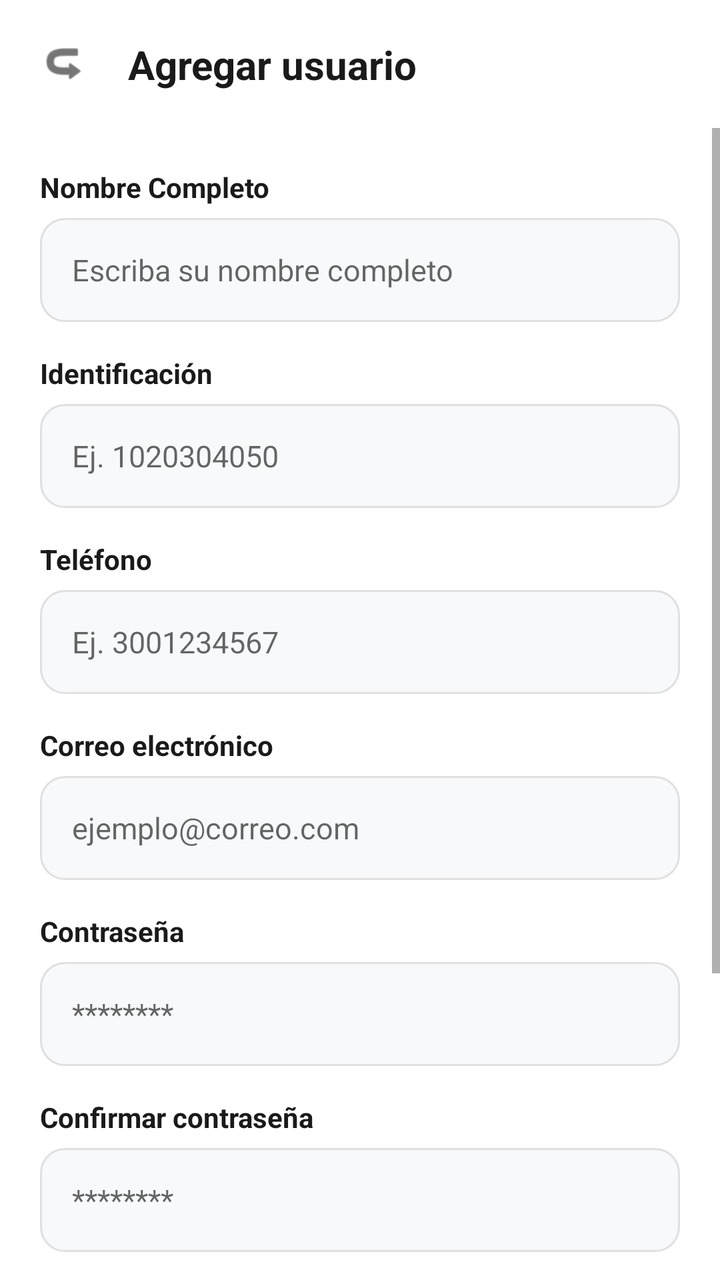
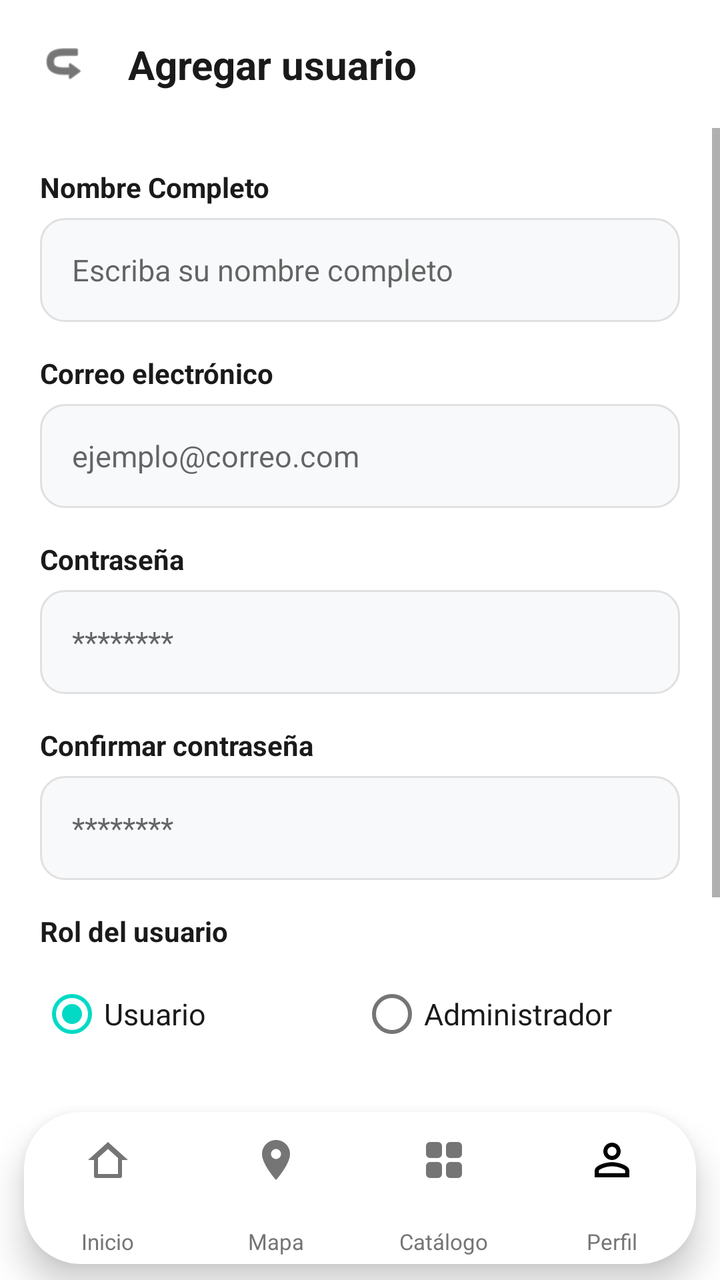

Compare the two renders of this Android layout. The source of the first and the diff that turns it into the second are given below.
<!-- AndroidManifest.xml: application theme Theme.MyApplication -->
<!-- res/layout/activity_add_edit_user.xml -->
<?xml version="1.0" encoding="utf-8"?>
<androidx.constraintlayout.widget.ConstraintLayout xmlns:android="http://schemas.android.com/apk/res/android"
    xmlns:app="http://schemas.android.com/apk/res-auto"
    xmlns:tools="http://schemas.android.com/tools"
    android:id="@+id/main"
    android:layout_width="match_parent"
    android:layout_height="match_parent"
    android:background="@color/white"
    tools:context=".AddEditUserActivity">

    
    <androidx.constraintlayout.widget.ConstraintLayout
        android:id="@+id/cl_top_bar"
        android:layout_width="match_parent"
        android:layout_height="64dp"
        android:paddingHorizontal="16dp"
        app:layout_constraintTop_toTopOf="parent">

        <ImageView
            android:id="@+id/iv_back"
            android:layout_width="32dp"
            android:layout_height="32dp"
            android:contentDescription="@null"
            android:padding="4dp"
            android:rotation="180"
            android:src="@android:drawable/ic_menu_revert"
            app:layout_constraintBottom_toBottomOf="parent"
            app:layout_constraintStart_toStartOf="parent"
            app:layout_constraintTop_toTopOf="parent"
            app:tint="@color/text_black" />

        <TextView
            android:id="@+id/tv_title"
            android:layout_width="wrap_content"
            android:layout_height="wrap_content"
            android:layout_marginStart="16dp"
            android:text="@string/add_user_title"
            android:textColor="@color/text_black"
            android:textSize="20sp"
            android:textStyle="bold"
            app:layout_constraintBottom_toBottomOf="parent"
            app:layout_constraintStart_toEndOf="@id/iv_back"
            app:layout_constraintTop_toTopOf="parent" />

    </androidx.constraintlayout.widget.ConstraintLayout>

    <ScrollView
        android:layout_width="match_parent"
        android:layout_height="0dp"
        android:fillViewport="true"
        app:layout_constraintBottom_toBottomOf="parent"
        app:layout_constraintTop_toBottomOf="@id/cl_top_bar">

        <LinearLayout
            android:layout_width="match_parent"
            android:layout_height="wrap_content"
            android:orientation="vertical"
            android:padding="20dp">

            
            <TextView
                android:layout_width="wrap_content"
                android:layout_height="wrap_content"
                android:text="@string/label_name"
                android:textColor="@color/text_black"
                android:textSize="14sp"
                android:textStyle="bold" />

            <EditText
                android:id="@+id/etNombreCompleto"
                android:layout_width="match_parent"
                android:layout_height="52dp"
                android:layout_marginTop="6dp"
                android:background="@drawable/bg_input"
                android:hint="@string/hint_name"
                android:inputType="textPersonName"
                android:paddingHorizontal="16dp"
                android:textColor="@color/text_black"
                android:textSize="15sp" />

            
            <TextView
                android:layout_width="wrap_content"
                android:layout_height="wrap_content"
                android:layout_marginTop="16dp"
                android:text="@string/label_identification"
                android:textColor="@color/text_black"
                android:textSize="14sp"
                android:textStyle="bold" />

            <EditText
                android:id="@+id/etIdentificacion"
                android:layout_width="match_parent"
                android:layout_height="52dp"
                android:layout_marginTop="6dp"
                android:background="@drawable/bg_input"
                android:hint="@string/hint_identification"
                android:inputType="number"
                android:paddingHorizontal="16dp"
                android:textColor="@color/text_black"
                android:textSize="15sp" />

            
            <TextView
                android:layout_width="wrap_content"
                android:layout_height="wrap_content"
                android:layout_marginTop="16dp"
                android:text="@string/label_phone"
                android:textColor="@color/text_black"
                android:textSize="14sp"
                android:textStyle="bold" />

            <EditText
                android:id="@+id/etTelefono"
                android:layout_width="match_parent"
                android:layout_height="52dp"
                android:layout_marginTop="6dp"
                android:background="@drawable/bg_input"
                android:hint="@string/hint_phone"
                android:inputType="phone"
                android:paddingHorizontal="16dp"
                android:textColor="@color/text_black"
                android:textSize="15sp" />

            
            <TextView
                android:layout_width="wrap_content"
                android:layout_height="wrap_content"
                android:layout_marginTop="16dp"
                android:text="@string/label_email"
                android:textColor="@color/text_black"
                android:textSize="14sp"
                android:textStyle="bold" />

            <EditText
                android:id="@+id/etCorreo"
                android:layout_width="match_parent"
                android:layout_height="52dp"
                android:layout_marginTop="6dp"
                android:background="@drawable/bg_input"
                android:hint="@string/hint_email"
                android:inputType="textEmailAddress"
                android:paddingHorizontal="16dp"
                android:textColor="@color/text_black"
                android:textSize="15sp" />

            
            <TextView
                android:layout_width="wrap_content"
                android:layout_height="wrap_content"
                android:layout_marginTop="16dp"
                android:text="@string/label_password"
                android:textColor="@color/text_black"
                android:textSize="14sp"
                android:textStyle="bold" />

            <EditText
                android:id="@+id/etContrasena"
                android:layout_width="match_parent"
                android:layout_height="52dp"
                android:layout_marginTop="6dp"
                android:background="@drawable/bg_input"
                android:hint="@string/hint_password"
                android:inputType="textPassword"
                android:paddingHorizontal="16dp"
                android:textColor="@color/text_black"
                android:textSize="15sp" />

            
            <TextView
                android:layout_width="wrap_content"
                android:layout_height="wrap_content"
                android:layout_marginTop="16dp"
                android:text="@string/label_confirm_password"
                android:textColor="@color/text_black"
                android:textSize="14sp"
                android:textStyle="bold" />

            <EditText
                android:id="@+id/etConfirmarContrasena"
                android:layout_width="match_parent"
                android:layout_height="52dp"
                android:layout_marginTop="6dp"
                android:background="@drawable/bg_input"
                android:hint="@string/hint_password"
                android:inputType="textPassword"
                android:paddingHorizontal="16dp"
                android:textColor="@color/text_black"
                android:textSize="15sp" />

            
            <TextView
                android:layout_width="wrap_content"
                android:layout_height="wrap_content"
                android:layout_marginTop="16dp"
                android:text="@string/label_role"
                android:textColor="@color/text_black"
                android:textSize="14sp"
                android:textStyle="bold" />

            <RadioGroup
                android:id="@+id/rgRol"
                android:layout_width="match_parent"
                android:layout_height="wrap_content"
                android:layout_marginTop="8dp"
                android:orientation="horizontal">

                <RadioButton
                    android:id="@+id/rbUsuario"
                    android:layout_width="0dp"
                    android:layout_height="wrap_content"
                    android:layout_weight="1"
                    android:checked="true"
                    android:text="@string/role_user"
                    android:textColor="@color/text_black"
                    android:textSize="15sp" />

                <RadioButton
                    android:id="@+id/rbAdmin"
                    android:layout_width="0dp"
                    android:layout_height="wrap_content"
                    android:layout_weight="1"
                    android:text="@string/role_admin"
                    android:textColor="@color/text_black"
                    android:textSize="15sp" />
            </RadioGroup>

            
            <Button
                android:id="@+id/btnGuardarUsuario"
                android:layout_width="match_parent"
                android:layout_height="56dp"
                android:layout_marginTop="32dp"
                android:layout_marginBottom="24dp"
                android:background="@drawable/bg_button"
                android:text="@string/btn_save_user"
                android:textAllCaps="false"
                android:textColor="@color/white"
                android:textSize="16sp"
                android:textStyle="bold"
                app:backgroundTint="@null" />

        </LinearLayout>
    </ScrollView>

</androidx.constraintlayout.widget.ConstraintLayout>
<!-- resources referenced by this layout -->
<resources>
  <string name="hint_identification">Ej. 1020304050</string>
  <string name="hint_phone">Ej. 3001234567</string>
  <string name="label_identification">Identificación</string>
  <string name="label_phone">Teléfono</string>
  <style name="Theme.MyApplication" parent="Theme.MaterialComponents.DayNight.NoActionBar">
          
          <item name="colorPrimary">@color/purple_500</item>
          <item name="colorPrimaryVariant">@color/purple_700</item>
          <item name="colorOnPrimary">@color/white</item>
          
          <item name="colorSecondary">@color/teal_200</item>
          <item name="colorSecondaryVariant">@color/teal_700</item>
          <item name="colorOnSecondary">@color/black</item>
          
          <item name="android:statusBarColor">?attr/colorPrimaryVariant</item>
          
          <item name="android:editTextColor">@color/text_black</item>
          <item name="android:textColorPrimary">@color/text_black</item>
          
      </style>
  <!-- unchanged entries left out for length: 23 -->
</resources>

<!-- the commit's change to res/layout/activity_add_edit_user.xml (unified diff, before → after) -->
@@ -5,7 +5,6 @@
     android:id="@+id/main"
     android:layout_width="match_parent"
     android:layout_height="match_parent"
-    android:background="@color/white"
     tools:context=".AddEditUserActivity">
 
     
@@ -48,7 +47,7 @@
         android:layout_width="match_parent"
         android:layout_height="0dp"
         android:fillViewport="true"
-        app:layout_constraintBottom_toBottomOf="parent"
+        app:layout_constraintBottom_toTopOf="@id/custom_bottom_nav"
         app:layout_constraintTop_toBottomOf="@id/cl_top_bar">
 
         <LinearLayout
@@ -73,54 +72,13 @@
                 android:layout_marginTop="6dp"
                 android:background="@drawable/bg_input"
                 android:hint="@string/hint_name"
+                android:autofillHints="personName"
                 android:inputType="textPersonName"
                 android:paddingHorizontal="16dp"
                 android:textColor="@color/text_black"
                 android:textSize="15sp" />
 
-            
-            <TextView
-                android:layout_width="wrap_content"
-                android:layout_height="wrap_content"
-                android:layout_marginTop="16dp"
-                android:text="@string/label_identification"
-                android:textColor="@color/text_black"
-                android:textSize="14sp"
-                android:textStyle="bold" />
-
-            <EditText
-                android:id="@+id/etIdentificacion"
-                android:layout_width="match_parent"
-                android:layout_height="52dp"
-                android:layout_marginTop="6dp"
-                android:background="@drawable/bg_input"
-                android:hint="@string/hint_identification"
-                android:inputType="number"
-                android:paddingHorizontal="16dp"
-                android:textColor="@color/text_black"
-                android:textSize="15sp" />
-
-            
-            <TextView
-                android:layout_width="wrap_content"
-                android:layout_height="wrap_content"
-                android:layout_marginTop="16dp"
-                android:text="@string/label_phone"
-                android:textColor="@color/text_black"
-                android:textSize="14sp"
-                android:textStyle="bold" />
-
-            <EditText
-                android:id="@+id/etTelefono"
-                android:layout_width="match_parent"
-                android:layout_height="52dp"
-                android:layout_marginTop="6dp"
-                android:background="@drawable/bg_input"
-                android:hint="@string/hint_phone"
-                android:inputType="phone"
-                android:paddingHorizontal="16dp"
-                android:textColor="@color/text_black"
-                android:textSize="15sp" />
+
 
             
             <TextView
@@ -139,6 +97,7 @@
                 android:layout_marginTop="6dp"
                 android:background="@drawable/bg_input"
                 android:hint="@string/hint_email"
+                android:autofillHints="emailAddress"
                 android:inputType="textEmailAddress"
                 android:paddingHorizontal="16dp"
                 android:textColor="@color/text_black"
@@ -161,6 +120,7 @@
                 android:layout_marginTop="6dp"
                 android:background="@drawable/bg_input"
                 android:hint="@string/hint_password"
+                android:autofillHints="newPassword"
                 android:inputType="textPassword"
                 android:paddingHorizontal="16dp"
                 android:textColor="@color/text_black"
@@ -183,6 +143,7 @@
                 android:layout_marginTop="6dp"
                 android:background="@drawable/bg_input"
                 android:hint="@string/hint_password"
+                android:autofillHints="newPassword"
                 android:inputType="textPassword"
                 android:paddingHorizontal="16dp"
                 android:textColor="@color/text_black"
@@ -243,4 +204,337 @@
         </LinearLayout>
     </ScrollView>
 
+    
+    <include
+        android:id="@+id/custom_bottom_nav"
+        layout="@layout/layout_custom_bottom_nav"
+        android:layout_width="match_parent"
+        android:layout_height="96dp"
+        app:layout_constraintBottom_toBottomOf="parent"
+        app:layout_constraintEnd_toEndOf="parent"
+        app:layout_constraintStart_toStartOf="parent" />
+
 </androidx.constraintlayout.widget.ConstraintLayout>
+<!-- res/layout/layout_custom_bottom_nav.xml (included above) -->
+<?xml version="1.0" encoding="utf-8"?>
+<FrameLayout xmlns:android="http://schemas.android.com/apk/res/android"
+    xmlns:app="http://schemas.android.com/apk/res-auto"
+    xmlns:tools="http://schemas.android.com/tools"
+    android:id="@+id/custom_bottom_nav"
+    android:layout_width="match_parent"
+    android:layout_height="96dp"
+    android:clipChildren="false"
+    android:clipToPadding="false"
+    tools:ignore="MergeRootFrame">
+
+    
+    <androidx.cardview.widget.CardView
+        android:id="@+id/cv_nav_bar"
+        android:layout_width="match_parent"
+        android:layout_height="76dp"
+        android:layout_gravity="bottom"
+        android:layout_marginStart="12dp"
+        android:layout_marginEnd="12dp"
+        android:layout_marginBottom="8dp"
+        app:cardBackgroundColor="@color/nav_bar_surface"
+        app:cardCornerRadius="28dp"
+        app:cardElevation="10dp"
+        app:cardMaxElevation="14dp"
+        app:cardPreventCornerOverlap="false">
+
+        <LinearLayout
+            android:layout_width="match_parent"
+            android:layout_height="match_parent"
+            android:baselineAligned="false"
+            android:orientation="horizontal"
+            android:weightSum="4">
+
+            
+            <FrameLayout
+                android:id="@+id/tab_home"
+                android:layout_width="0dp"
+                android:layout_height="match_parent"
+                android:layout_weight="1"
+                android:background="?attr/selectableItemBackgroundBorderless"
+                android:clickable="true"
+                android:clipChildren="false"
+                android:clipToPadding="false"
+                android:focusable="true">
+
+                
+                <View
+                    android:id="@+id/v_home_ring"
+                    android:layout_width="54dp"
+                    android:layout_height="54dp"
+                    android:layout_gravity="center_horizontal|top"
+                    android:layout_marginTop="0dp"
+                    android:background="@drawable/bg_nav_active_ring"
+                    android:elevation="6dp"
+                    android:visibility="gone"
+                    tools:visibility="visible" />
+
+                
+                <FrameLayout
+                    android:id="@+id/fl_home_icon_container"
+                    android:layout_width="46dp"
+                    android:layout_height="46dp"
+                    android:layout_gravity="center_horizontal|top"
+                    android:layout_marginTop="4dp"
+                    android:background="@drawable/bg_nav_active_circle"
+                    android:elevation="8dp"
+                    android:visibility="gone"
+                    tools:visibility="visible">
+
+                    <ImageView
+                        android:id="@+id/iv_home_active_icon"
+                        android:layout_width="24dp"
+                        android:layout_height="24dp"
+                        android:layout_gravity="center"
+                        android:contentDescription="@string/nav_home"
+                        android:src="@drawable/ic_nav_home"
+                        app:tint="@color/white" />
+                </FrameLayout>
+
+                
+                <ImageView
+                    android:id="@+id/iv_home_inactive_icon"
+                    android:layout_width="24dp"
+                    android:layout_height="24dp"
+                    android:layout_gravity="center_horizontal|top"
+                    android:layout_marginTop="12dp"
+                    android:contentDescription="@string/nav_home"
+                    android:src="@drawable/ic_nav_home"
+                    app:tint="@color/text_grey" />
+
+                
+                <TextView
+                    android:id="@+id/tv_home_label"
+                    android:layout_width="wrap_content"
+                    android:layout_height="wrap_content"
+                    android:layout_gravity="center_horizontal|bottom"
+                    android:layout_marginBottom="4dp"
+                    android:text="@string/nav_home"
+                    android:textColor="@color/text_grey"
+                    android:textSize="11sp"
+                    android:textStyle="normal" />
+
+            </FrameLayout>
+
+            
+            <FrameLayout
+                android:id="@+id/tab_map"
+                android:layout_width="0dp"
+                android:layout_height="match_parent"
+                android:layout_weight="1"
+                android:background="?attr/selectableItemBackgroundBorderless"
+                android:clickable="true"
+                android:clipChildren="false"
+                android:clipToPadding="false"
+                android:focusable="true">
+
+                
+                <View
+                    android:id="@+id/v_map_ring"
+                    android:layout_width="54dp"
+                    android:layout_height="54dp"
+                    android:layout_gravity="center_horizontal|top"
+                    android:layout_marginTop="0dp"
+                    android:background="@drawable/bg_nav_active_ring"
+                    android:elevation="6dp"
+                    android:visibility="gone"
+                    tools:visibility="gone" />
+
+                
+                <FrameLayout
+                    android:id="@+id/fl_map_icon_container"
+                    android:layout_width="46dp"
+                    android:layout_height="46dp"
+                    android:layout_gravity="center_horizontal|top"
+                    android:layout_marginTop="4dp"
+                    android:background="@drawable/bg_nav_active_circle"
+                    android:elevation="8dp"
+                    android:visibility="gone"
+                    tools:visibility="gone">
+
+                    <ImageView
+                        android:id="@+id/iv_map_active_icon"
+                        android:layout_width="24dp"
+                        android:layout_height="24dp"
+                        android:layout_gravity="center"
+                        android:contentDescription="@string/nav_map"
+                        android:src="@drawable/ic_nav_map"
+                        app:tint="@color/white" />
+                </FrameLayout>
+
+                
+                <ImageView
+                    android:id="@+id/iv_map_inactive_icon"
+                    android:layout_width="24dp"
+                    android:layout_height="24dp"
+                    android:layout_gravity="center_horizontal|top"
+                    android:layout_marginTop="12dp"
+                    android:contentDescription="@string/nav_map"
+                    android:src="@drawable/ic_nav_map"
+                    app:tint="@color/text_grey" />
+
+                
+                <TextView
+                    android:id="@+id/tv_map_label"
+                    android:layout_width="wrap_content"
+                    android:layout_height="wrap_content"
+                    android:layout_gravity="center_horizontal|bottom"
+                    android:layout_marginBottom="4dp"
+                    android:text="@string/nav_map"
+                    android:textColor="@color/text_grey"
+                    android:textSize="11sp"
+                    android:textStyle="normal" />
+
+            </FrameLayout>
+
+            
+            <FrameLayout
+                android:id="@+id/tab_catalog"
+                android:layout_width="0dp"
+                android:layout_height="match_parent"
+                android:layout_weight="1"
+                android:background="?attr/selectableItemBackgroundBorderless"
+                android:clickable="true"
+                android:clipChildren="false"
+                android:clipToPadding="false"
+                android:focusable="true">
+
+                
+                <View
+                    android:id="@+id/v_catalog_ring"
+                    android:layout_width="54dp"
+                    android:layout_height="54dp"
+                    android:layout_gravity="center_horizontal|top"
+                    android:layout_marginTop="0dp"
+                    android:background="@drawable/bg_nav_active_ring"
+                    android:elevation="6dp"
+                    android:visibility="gone"
+                    tools:visibility="gone" />
+
+                
+                <FrameLayout
+                    android:id="@+id/fl_catalog_icon_container"
+                    android:layout_width="46dp"
+                    android:layout_height="46dp"
+                    android:layout_gravity="center_horizontal|top"
+                    android:layout_marginTop="4dp"
+                    android:background="@drawable/bg_nav_active_circle"
+                    android:elevation="8dp"
+                    android:visibility="gone"
+                    tools:visibility="gone">
+
+                    <ImageView
+                        android:id="@+id/iv_catalog_active_icon"
+                        android:layout_width="24dp"
+                        android:layout_height="24dp"
+                        android:layout_gravity="center"
+                        android:contentDescription="@string/nav_catalog"
+                        android:src="@drawable/ic_nav_catalog"
+                        app:tint="@color/white" />
+                </FrameLayout>
+
+                
+                <ImageView
+                    android:id="@+id/iv_catalog_inactive_icon"
+                    android:layout_width="24dp"
+                    android:layout_height="24dp"
+                    android:layout_gravity="center_horizontal|top"
+                    android:layout_marginTop="12dp"
+                    android:contentDescription="@string/nav_catalog"
+                    android:src="@drawable/ic_nav_catalog"
+                    app:tint="@color/text_grey" />
+
+                
+                <TextView
+                    android:id="@+id/tv_catalog_label"
+                    android:layout_width="wrap_content"
+                    android:layout_height="wrap_content"
+                    android:layout_gravity="center_horizontal|bottom"
+                    android:layout_marginBottom="4dp"
+                    android:text="@string/nav_catalog"
+                    android:textColor="@color/text_grey"
+                    android:textSize="11sp"
+                    android:textStyle="normal" />
+
+            </FrameLayout>
+
+            
+            <FrameLayout
+                android:id="@+id/tab_profile"
+                android:layout_width="0dp"
+                android:layout_height="match_parent"
+                android:layout_weight="1"
+                android:background="?attr/selectableItemBackgroundBorderless"
+                android:clickable="true"
+                android:clipChildren="false"
+                android:clipToPadding="false"
+                android:focusable="true">
+
+                
+                <View
+                    android:id="@+id/v_profile_ring"
+                    android:layout_width="54dp"
+                    android:layout_height="54dp"
+                    android:layout_gravity="center_horizontal|top"
+                    android:layout_marginTop="0dp"
+                    android:background="@drawable/bg_nav_active_ring"
+                    android:elevation="6dp"
+                    android:visibility="gone"
+                    tools:visibility="gone" />
+
+                
+                <FrameLayout
+                    android:id="@+id/fl_profile_icon_container"
+                    android:layout_width="46dp"
+                    android:layout_height="46dp"
+                    android:layout_gravity="center_horizontal|top"
+                    android:layout_marginTop="4dp"
+                    android:background="@drawable/bg_nav_active_circle"
+                    android:elevation="8dp"
+                    android:padding="3dp"
+                    android:visibility="gone"
+                    tools:visibility="gone">
+
+                    <com.google.android.material.imageview.ShapeableImageView
+                        android:id="@+id/iv_profile_active_avatar"
+                        android:layout_width="match_parent"
+                        android:layout_height="match_parent"
+                        android:contentDescription="@string/nav_profile"
+                        android:scaleType="centerCrop"
+                        android:src="@drawable/ic_person_outline"
+                        app:shapeAppearanceOverlay="@style/ShapeAppearance.App.Circle" />
+                </FrameLayout>
+
+                
+                <com.google.android.material.imageview.ShapeableImageView
+                    android:id="@+id/iv_profile_inactive_avatar"
+                    android:layout_width="26dp"
+                    android:layout_height="26dp"
+                    android:layout_gravity="center_horizontal|top"
+                    android:layout_marginTop="11dp"
+                    android:contentDescription="@string/nav_profile"
+                    android:scaleType="centerCrop"
+                    android:src="@drawable/ic_person_outline"
+                    app:shapeAppearanceOverlay="@style/ShapeAppearance.App.Circle" />
+
+                
+                <TextView
+                    android:id="@+id/tv_profile_label"
+                    android:layout_width="wrap_content"
+                    android:layout_height="wrap_content"
+                    android:layout_gravity="center_horizontal|bottom"
+                    android:layout_marginBottom="4dp"
+                    android:text="@string/nav_profile"
+                    android:textColor="@color/text_grey"
+                    android:textSize="11sp"
+                    android:textStyle="normal" />
+
+            </FrameLayout>
+
+        </LinearLayout>
+    </androidx.cardview.widget.CardView>
+</FrameLayout>
<!-- resource entries referenced after the edit -->
@@ -1,9 +1,70 @@
 <!-- resources referenced by this layout -->
 <resources>
-  <string name="hint_identification">Ej. 1020304050</string>
-  <string name="hint_phone">Ej. 3001234567</string>
-  <string name="label_identification">Identificación</string>
-  <string name="label_phone">Teléfono</string>
+  <color name="nav_bar_surface">#FFFFFF</color>
+  <color name="text_grey">#757575</color>
+  <!-- drawable bg_nav_active_circle (drawable) -->
+  <?xml version="1.0" encoding="utf-8"?>
+  <shape xmlns:android="http://schemas.android.com/apk/res/android"
+      android:shape="oval">
+      <gradient
+          android:angle="135"
+          android:endColor="#0066FF"
+          android:startColor="#0B57CF"
+          android:type="linear" />
+  </shape>
+  <!-- drawable bg_nav_active_ring (drawable) -->
+  <?xml version="1.0" encoding="utf-8"?>
+  <shape xmlns:android="http://schemas.android.com/apk/res/android"
+      android:shape="oval">
+      <solid android:color="@color/surface_background" />
+  </shape>
+  <!-- drawable ic_nav_catalog (drawable) -->
+  <vector xmlns:android="http://schemas.android.com/apk/res/android"
+      android:width="24dp"
+      android:height="24dp"
+      android:viewportWidth="24"
+      android:viewportHeight="24">
+      <path
+          android:fillColor="#FF000000"
+          android:pathData="M3,5A2,2 0 0,1 5,3H9A2,2 0 0,1 11,5V9A2,2 0 0,1 9,11H5A2,2 0 0,1 3,9V5M13,5A2,2 0 0,1 15,3H19A2,2 0 0,1 21,5V9A2,2 0 0,1 19,11H15A2,2 0 0,1 13,9V5M3,15A2,2 0 0,1 5,13H9A2,2 0 0,1 11,15V19A2,2 0 0,1 9,21H5A2,2 0 0,1 3,19V15M13,15A2,2 0 0,1 15,13H19A2,2 0 0,1 21,15V19A2,2 0 0,1 19,21H15A2,2 0 0,1 13,19V15Z" />
+  </vector>
+  <!-- drawable ic_nav_home (drawable) -->
+  <vector xmlns:android="http://schemas.android.com/apk/res/android"
+      android:width="24dp"
+      android:height="24dp"
+      android:viewportWidth="24"
+      android:viewportHeight="24">
+      <path
+          android:fillColor="#FF000000"
+          android:pathData="M12,3L2,12h3v8a1,1 0 0,0 1,1h12a1,1 0 0,0 1,-1v-8h3L12,3z M17,19H7v-8l5,-4.5l5,4.5v8z" />
+  </vector>
+  <!-- drawable ic_nav_map (drawable) -->
+  <vector xmlns:android="http://schemas.android.com/apk/res/android"
+      android:width="24dp"
+      android:height="24dp"
+      android:viewportWidth="24"
+      android:viewportHeight="24">
+      <path
+          android:fillColor="#FF000000"
+          android:pathData="M12,2C8.13,2 5,5.13 5,9c0,5.25 7,13 7,13s7,-7.75 7,-13c0,-3.87 -3.13,-7 -7,-7zM12,11.5c-1.38,0 -2.5,-1.12 -2.5,-2.5s1.12,-2.5 2.5,-2.5 2.5,1.12 2.5,2.5 -1.12,2.5 -2.5,2.5z" />
+  </vector>
+  <!-- drawable ic_person_outline (drawable) -->
+  <vector xmlns:android="http://schemas.android.com/apk/res/android"
+      android:width="24dp"
+      android:height="24dp"
+      android:viewportWidth="24"
+      android:viewportHeight="24">
+      <path
+          android:fillColor="#000000"
+          android:pathData="M12,5.9c1.16,0 2.1,0.94 2.1,2.1s-0.94,2.1 -2.1,2.1S9.9,9.16 9.9,8S10.84,5.9 12,5.9M12,14.9c2.97,0 6.1,1.46 6.1,2.1v1.1H5.9V17c0,-0.64 3.13,-2.1 6.1,-2.1M12,4C9.79,4 8,5.79 8,8s1.79,4 4,4s4,-1.79 4,-4s-1.79,-4 -4,-4zM12,13c-2.67,0 -8,1.34 -8,4v3h16v-3C20,14.34 14.67,13 12,13z" />
+  </vector>
+  <string name="nav_catalog">Catálogo</string>
+  <string name="nav_home">Inicio</string>
+  <string name="nav_map">Mapa</string>
+  <string name="nav_profile">Perfil</string>
+  <style name="ShapeAppearance.App.Circle" parent="ShapeAppearance.MaterialComponents.SmallComponent">
+          <item name="cornerSize">50%</item>
+      </style>
   <style name="Theme.MyApplication" parent="Theme.MaterialComponents.DayNight.NoActionBar">
           
           <item name="colorPrimary">@color/purple_500</item>
@@ -15,11 +76,21 @@
           <item name="colorOnSecondary">@color/black</item>
           
           <item name="android:statusBarColor">?attr/colorPrimaryVariant</item>
+          <item name="android:windowBackground">@color/surface_background</item>
           
           <item name="android:editTextColor">@color/text_black</item>
           <item name="android:textColorPrimary">@color/text_black</item>
+          <item name="materialButtonStyle">@style/Widget.TechnoCat.Button</item>
           
       </style>
+  <color name="surface_background">#FFFFFF</color>
+  <style name="Widget.TechnoCat.Button" parent="Widget.MaterialComponents.Button">
+          <item name="android:elevation">5dp</item>
+          <item name="android:outlineSpotShadowColor">@color/brand_blue</item>
+          <item name="android:outlineAmbientShadowColor">@color/brand_blue</item>
+          <item name="rippleColor">@color/button_ripple</item>
+      </style>
+  <color name="button_ripple">#330052FF</color>
   <!-- unchanged entries left out for length: 23 -->
 </resources>
 
